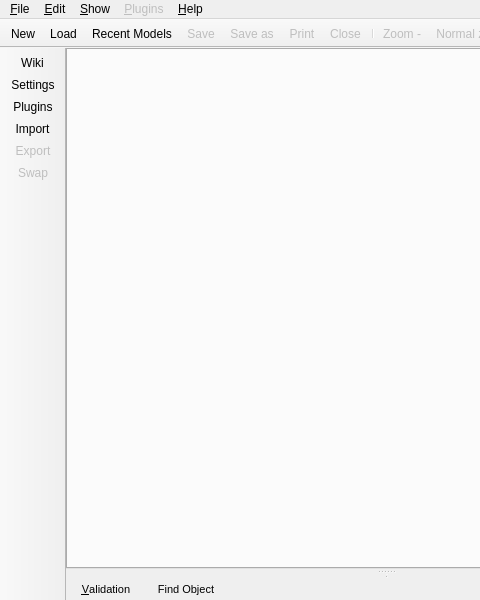
The window that libpgmodeler_ui/ui/mainwindow.ui (pgmodeler/pgmodeler) describes before a commit, drawn with Qt 5; both pictures show x 0 to 480 and y 0 to 600 of the 1000 by 600 pixel window.
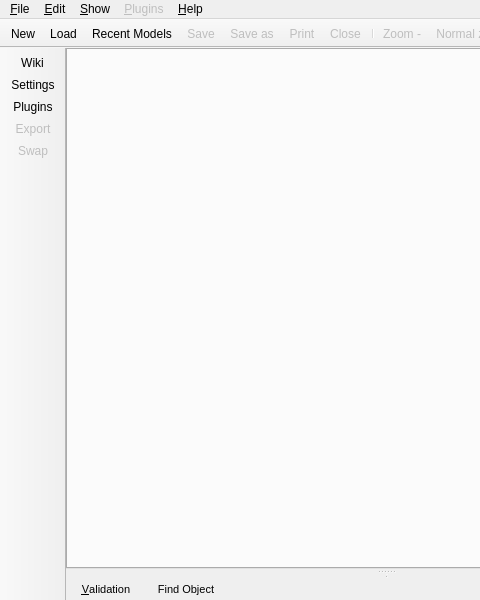
The same window after the commit. Icons and pictures are not drawn.

Diff of the .ui file:
```diff
--- a/libpgmodeler_ui/ui/mainwindow.ui
+++ b/libpgmodeler_ui/ui/mainwindow.ui
@@ -662,7 +662,6 @@
    <addaction name="action_wiki"/>
    <addaction name="action_configuration"/>
    <addaction name="action_plugins"/>
-   <addaction name="action_import"/>
    <addaction name="action_export"/>
    <addaction name="action_change_order"/>
   </widget>
```
